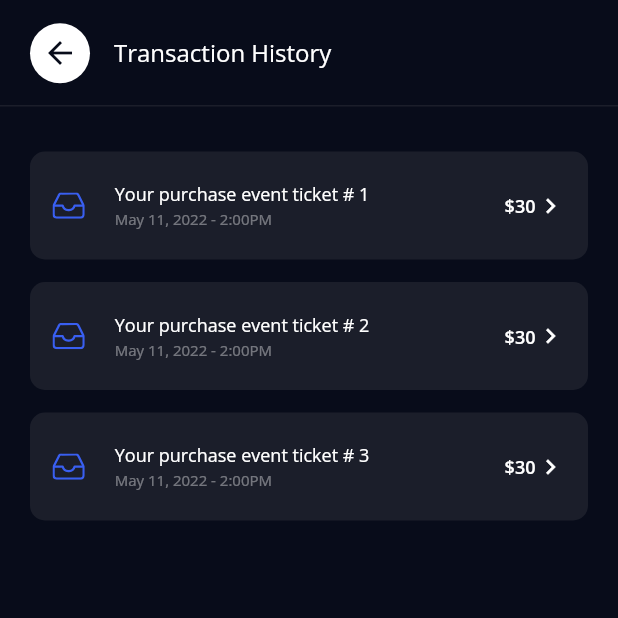
After one commit to conraduouou/nft-ticketing, a Flutter app: the TransactionHistoryPage screen opened by its route, on a phone screen of 412 x 824 dp, the top half of it. The commit adds this screen. Run offline on Flutter 3.47's test engine with Material 2 defaults, Android fonts, the phone set to English and light mode, and no system bars; our stand-ins replace flutter_svg, share_plus.

Commit message:
+1: finish transaction history page

```diff
--- /dev/null
+++ b/lib/components/nft_transaction_card.dart
@@ -0,0 +1,72 @@
+import 'package:flutter/material.dart';
+import 'package:flutter_svg/svg.dart';
+import 'package:nft_ticketing/constants.dart';
+
+class NFTTransactionCard extends StatelessWidget {
+  const NFTTransactionCard({
+    Key? key,
+    required this.ticketNo,
+  }) : super(key: key);
+
+  // supply more values in the future
+  final int ticketNo;
+
+  @override
+  Widget build(BuildContext context) {
+    return Container(
+      padding: const EdgeInsets.symmetric(
+        vertical: 20,
+        horizontal: 15,
+      ),
+      decoration: BoxDecoration(
+        color: kSlightlyDarkBlue,
+        borderRadius: BorderRadius.circular(10),
+      ),
+      child: Row(
+        children: [
+          SvgPicture.asset(
+            'assets/icons/ic-transaction-history.svg',
+          ),
+          const SizedBox(width: 20),
+          Column(
+            crossAxisAlignment: CrossAxisAlignment.start,
+            children: [
+              Text(
+                'Your purchase event ticket # ${ticketNo + 1}',
+                style: kRegularStyle.copyWith(
+                  color: Colors.white,
+                  fontSize: kRegularSize - 4,
+                ),
+              ),
+              const SizedBox(height: 2),
+              Text(
+                'May 11, 2022 - 2:00PM',
+                style: kRegularStyle.copyWith(
+                  color: Colors.white.withAlpha(100),
+                  fontSize: kRegularSize - 6,
+                ),
+              ),
+            ],
+          ),
+          const Spacer(),
+          Row(
+            children: [
+              Text(
+                '\$30',
+                style: kSemiBoldStyle.copyWith(
+                  fontSize: kRegularSize - 4,
+                  color: Colors.white,
+                ),
+              ),
+              const Icon(
+                Icons.chevron_right,
+                color: Colors.white,
+                size: 20,
+              )
+            ],
+          )
+        ],
+      ),
+    );
+  }
+}
--- a/lib/routes.dart
+++ b/lib/routes.dart
@@ -5,7 +5,7 @@ import 'package:nft_ticketing/screens/dashboard/events_view/events_view.dart';
 import 'package:nft_ticketing/screens/dashboard/notification_details_page/notification_details_page.dart';
 import 'package:nft_ticketing/screens/dashboard/notification_page/notification_page.dart';
 import 'package:nft_ticketing/screens/dashboard/search_page/search_page.dart';
-import 'package:nft_ticketing/screens/dashboard/wallet_page/wallet_page.dart';
+import 'package:nft_ticketing/screens/dashboard/transaction_history/transaction_history.dart';
 import 'package:nft_ticketing/screens/landing/create_page/create_page.dart';
 import 'package:nft_ticketing/screens/landing/enter_code_page/enter_code_page.dart';
 import 'package:nft_ticketing/screens/landing/forgot_password_page/forgot_password_page.dart';
@@ -25,6 +25,7 @@ class RoutesHandler {
     LoginPage.id: (context) => const LoginPage(),
     NewPasswordPage.id: (context) => const NewPasswordPage(),
     NotificationPage.id: (context) => const NotificationPage(),
+    TransactionHistoryPage.id: (context) => const TransactionHistoryPage(),
     SearchPage.id: (context) => const SearchPage(),
   };
 
--- /dev/null
+++ b/lib/screens/dashboard/transaction_history/transaction_history.dart
@@ -0,0 +1,37 @@
+import 'package:flutter/material.dart';
+import 'package:nft_ticketing/components/nft_appbar.dart';
+import 'package:nft_ticketing/components/nft_transaction_card.dart';
+import 'package:nft_ticketing/constants.dart';
+import 'package:nft_ticketing/screens/dashboard/wallet_page/wallet_page.dart';
+
+class TransactionHistoryPage extends StatelessWidget {
+  const TransactionHistoryPage({Key? key}) : super(key: key);
+
+  static const id = '${WalletPage.id}/history';
+
+  @override
+  Widget build(BuildContext context) {
+    return Scaffold(
+      backgroundColor: kDarkBlue,
+      appBar: const NFTAppBar(
+        title: 'Transaction History',
+        showDivider: true,
+      ),
+      body: Padding(
+        padding: const EdgeInsets.symmetric(horizontal: 20),
+        child: ListView.separated(
+          itemCount: 3,
+          separatorBuilder: (context, index) => const SizedBox(height: 15),
+          itemBuilder: (context, index) {
+            return Column(
+              children: [
+                index == 0 ? const SizedBox(height: 30) : Container(),
+                NFTTransactionCard(ticketNo: index),
+              ],
+            );
+          },
+        ),
+      ),
+    );
+  }
+}
```
Also changed, not shown: lib/screens/dashboard/wallet_page/wallet_page.dart (+11 -73 lines).
